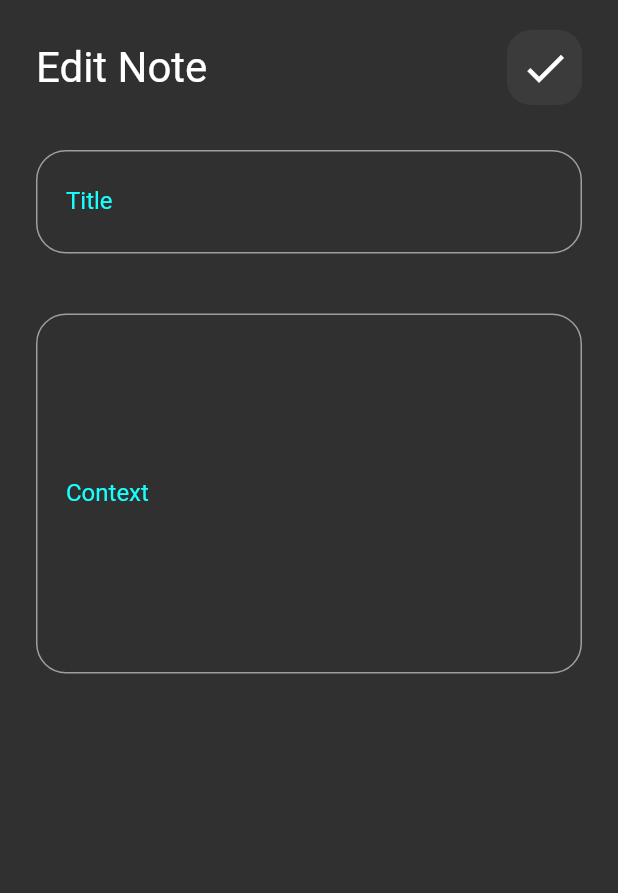
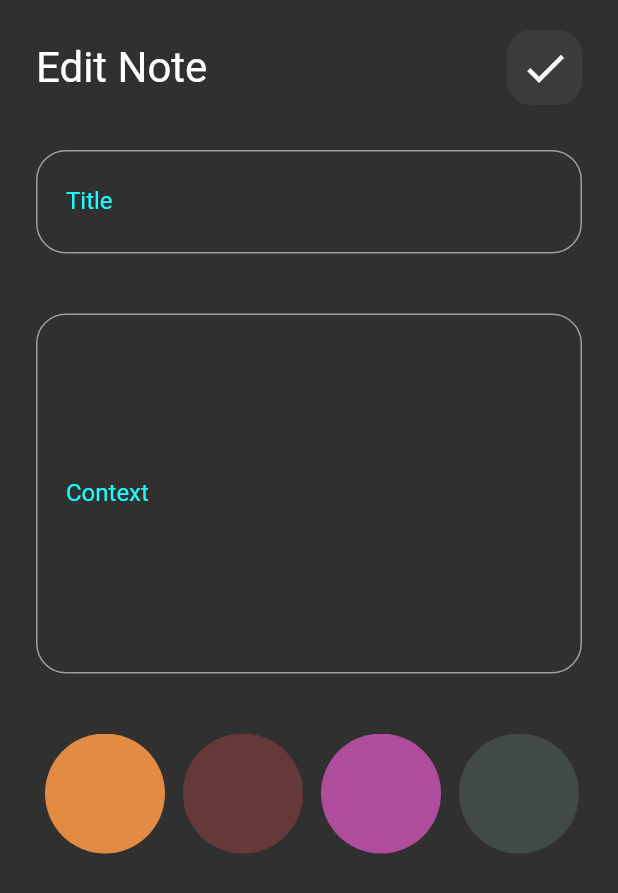
Before and after one commit to Marwanali2/my_notes_app, a Flutter app: the EditNotesView screen opened directly with empty values, on a phone screen of 412 x 824 dp. Shown: the top 893 px of the screen. Run offline on Flutter 3.47's test engine with Material 2 defaults, Android fonts, the phone set to English and light mode, and no system bars; our stand-ins replace flutter_bloc, hive, hive_flutter; accounts and stored records are empty.

Commit message:
Add colors list view to edit note view

```diff
--- a/lib/constants.dart
+++ b/lib/constants.dart
@@ -1,3 +1,11 @@
 import 'package:flutter/material.dart';
 
 const kNotesBox='notes_box';
+
+List<Color> kColors= const [
+  Color(0xffE18B43),
+  Color(0xff65393A),
+  Color(0xffaf4c9b),
+  Color(0xff414A45),
+
+];
--- /dev/null
+++ b/lib/views/widgets/edit_note_colors_list.dart
@@ -0,0 +1,51 @@
+import 'package:flutter/material.dart';
+
+import '../../constants.dart';
+import '../../models/note_model.dart';
+import 'colors_list_view.dart';
+import 'edit_notes_view_body.dart';
+class EditNoteColorsList extends StatefulWidget {
+  const EditNoteColorsList({Key? key, required this.note}) : super(key: key);
+  final NoteModel note;
+
+  @override
+  State<EditNoteColorsList> createState() => _EditNoteColorsListState();
+}
+
+class _EditNoteColorsListState extends State<EditNoteColorsList> {
+  late int currentIndex ; // late make variable non-nullable
+  @override
+  void initState(){ // ببتنفذ اول حاجة خالص
+    currentIndex=kColors.indexOf(Color(widget.note.color));
+    super.initState();
+  }
+
+  @override
+  Widget build(BuildContext context) {
+    return SizedBox(
+      height: 40 * 2,
+      // لان السيركل نصف قطرها ب 40 و بالتالي هعمل ارتفاع الليست ضعف نصف القطر
+      child: ListView.builder(
+        itemBuilder: (context, index) {
+          return Padding(
+            padding: const EdgeInsets.symmetric(horizontal: 6.0),
+            child: GestureDetector(
+              onTap: () {
+                currentIndex = index;
+                widget.note.color = kColors[index].value;
+                newColor = kColors[index].value;
+                setState(() {});
+              },
+              child: ColorItem(
+                isActive: currentIndex == index,
+                color: kColors[index],
+              ),
+            ),
+          );
+        },
+        itemCount: kColors.length,
+        scrollDirection: Axis.horizontal,
+      ),
+    );
+  }
+}
```
Also changed, not shown: lib/views/widgets/colors_list_view.dart (+4 -9 lines), lib/views/widgets/edit_notes_view_body.dart (+49 -6 lines).
